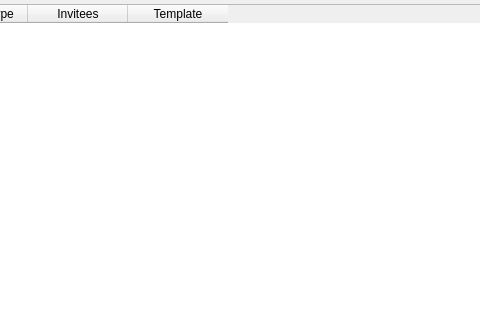
This is plugins/includes/dialogMeetingTypes.ui in kestermckinney/ProjectNotes as Qt 5 draws it before an edit; both pictures show x 84 to 564 and y 0 to 320 of the 1217 by 482 pixel window. The edited form follows.
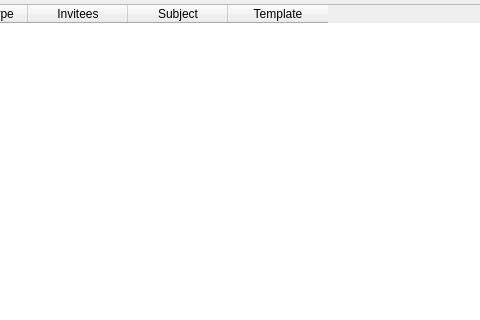
This is the edited form.

Patch:
```diff
--- a/plugins/includes/dialogMeetingTypes.ui
+++ b/plugins/includes/dialogMeetingTypes.ui
@@ -38,6 +38,11 @@
        <string>Invitees</string>
       </property>
      </column>
+     <column>
+      <property name="text">
+       <string>Subject</string>
+      </property>
+     </column>
      <column>
       <property name="text">
        <string>Template</string>
```
Left out of the diff: 9 changed lines with no effect on the pictures.
